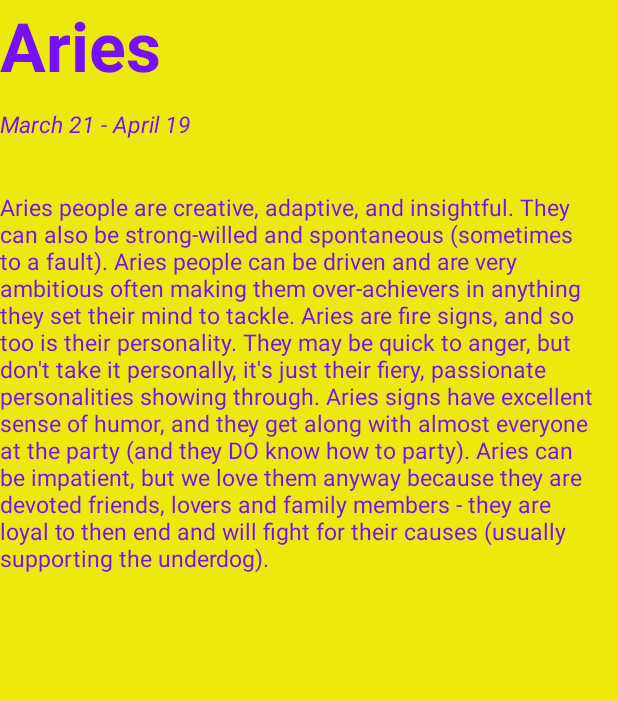
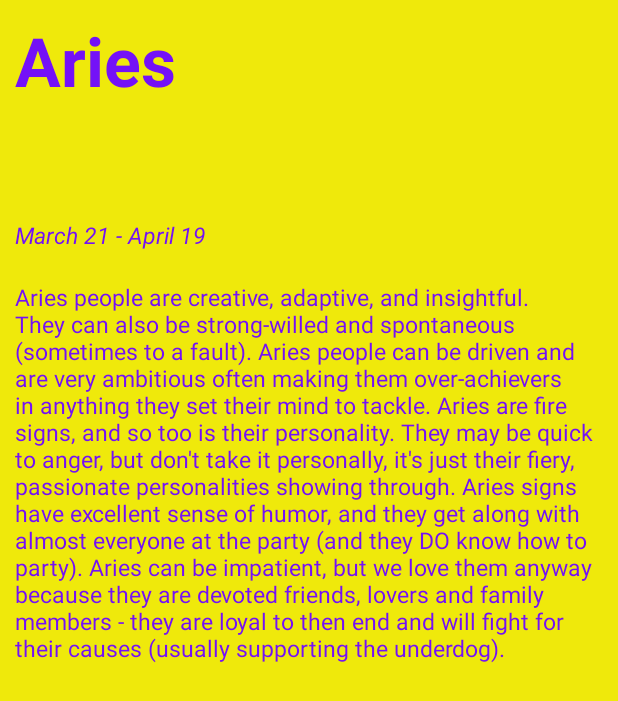
Before and after one commit to fjeljabali/Android, an Android app: the screen it shows after launch (MainActivity), after a tap on "Aries", on a phone screen of 412 x 824 dp. Shown: the top 701 px of the screen. Run offline under Robolectric (Android 15) with nearby library versions, the phone set to English and light mode, and no system bars.

Commit message:
A couple of layout adjustments made

```diff
--- a/Horoscopes/app/build.gradle
+++ b/Horoscopes/app/build.gradle
@@ -3,15 +3,13 @@ apply plugin: 'com.android.application'
 android {
     compileSdkVersion 21
     buildToolsVersion "21.1.1"
-
     defaultConfig {
         applicationId "cs11d.com.horoscopes"
-        minSdkVersion 21
+        minSdkVersion 18
         targetSdkVersion 21
         versionCode 1
         versionName "1.0"
     }
-
     compileOptions {
         sourceCompatibility JavaVersion.VERSION_1_7
         targetCompatibility JavaVersion.VERSION_1_7
@@ -22,6 +20,8 @@ android {
             proguardFiles getDefaultProguardFile('proguard-android.txt'), 'proguard-rules.pro'
         }
     }
+    productFlavors {
+    }
 }
 
 dependencies {
--- a/Horoscopes/app/src/main/res/layout/horoscope_description.xml
+++ b/Horoscopes/app/src/main/res/layout/horoscope_description.xml
@@ -13,24 +13,31 @@
         android:drawSelectorOnTop="false"
         android:textColor="#7411F7"
         android:textSize="45dp"
-        android:textStyle="bold"/>
+        android:textStyle="bold"
+        android:padding="10dp"
+        android:paddingRight="0dp"
+        android:paddingLeft="0dp"
+        android:layout_weight="0.15" />
 
     <TextView
         android:id="@+id/horoscope_dates"
         android:layout_width="match_parent"
-        android:layout_height="55dp"
+        android:layout_height="wrap_content"
         android:drawSelectorOnTop="false"
         android:textColor="#7411F7"
         android:textStyle="italic"
-        android:textSize="15dp"/>
+        android:textSize="15dp"
+        android:padding="10dp" />
 
     <TextView
         android:id="@+id/horoscope_description"
         android:layout_width="match_parent"
         android:layout_height="282dp"
         android:drawSelectorOnTop="false"
-        android:layout_weight="0.46"
+        android:layout_weight="0.19"
         android:textColor="#7411F7"
-        android:textSize="15dp"/>
+        android:textSize="15dp"
+        android:padding="10dp"
+        android:paddingRight="5dp" />
 
 </LinearLayout>
--- a/Horoscopes/app/src/main/res/layout/horoscope_list.xml
+++ b/Horoscopes/app/src/main/res/layout/horoscope_list.xml
@@ -10,7 +10,8 @@
         android:id="@id/horoscope_list"
         android:layout_width="match_parent"
         android:layout_height="match_parent"
-        android:drawSelectorOnTop="false"></ListView>
+        android:drawSelectorOnTop="false"
+        android:padding="3dp"></ListView>
 
 
 </LinearLayout>
--- a/Text2Voice/app/src/main/java/cs11d/com/text2voice/MainFragment.java
+++ b/Text2Voice/app/src/main/java/cs11d/com/text2voice/MainFragment.java
@@ -29,7 +29,7 @@ public class MainFragment extends Fragment implements TextToSpeech.OnInitListene
     {
         View view = li.inflate(R.layout.main_fragment, vg,false);
         textToSpeech = new TextToSpeech(getActivity(), this);
-        button = (Button)view.findViewById(R.id.button);
+        button = (Button)view.findViewById(R.id.angry_btn);
         editText = (EditText)view.findViewById(R.id.editText);
 
         button.setOnClickListener(new View.OnClickListener()
```
Also changed, not shown: Text2Voice/app/src/main/res/layout/main_fragment.xml (+17 -7 lines), 1 other file.
